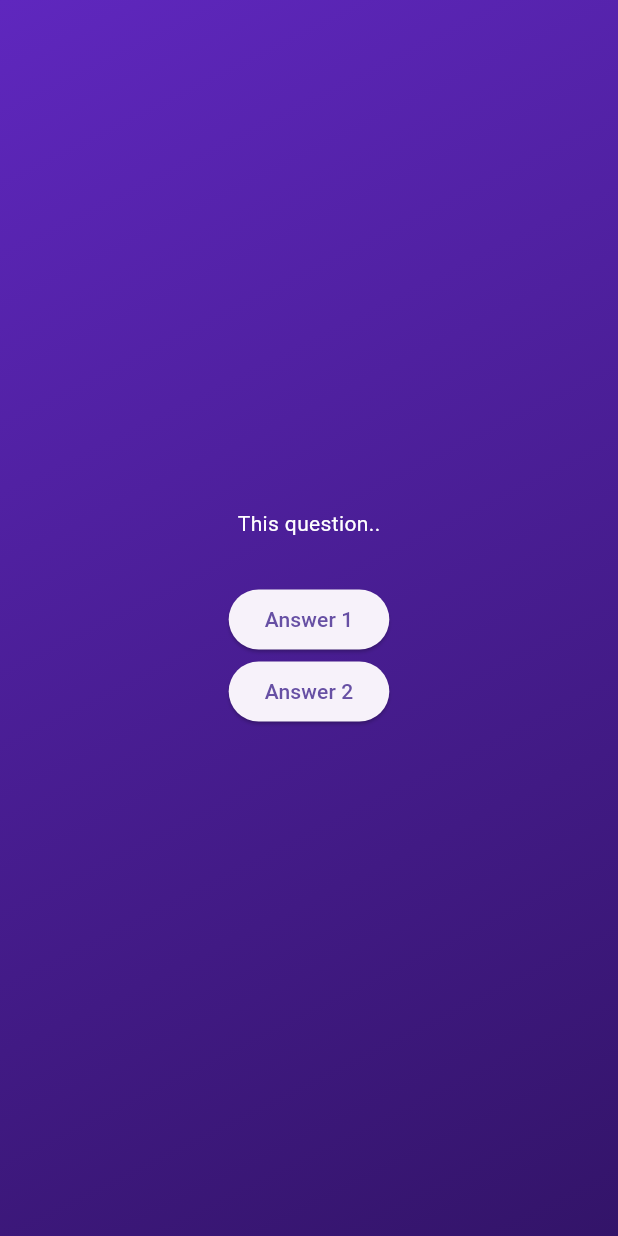
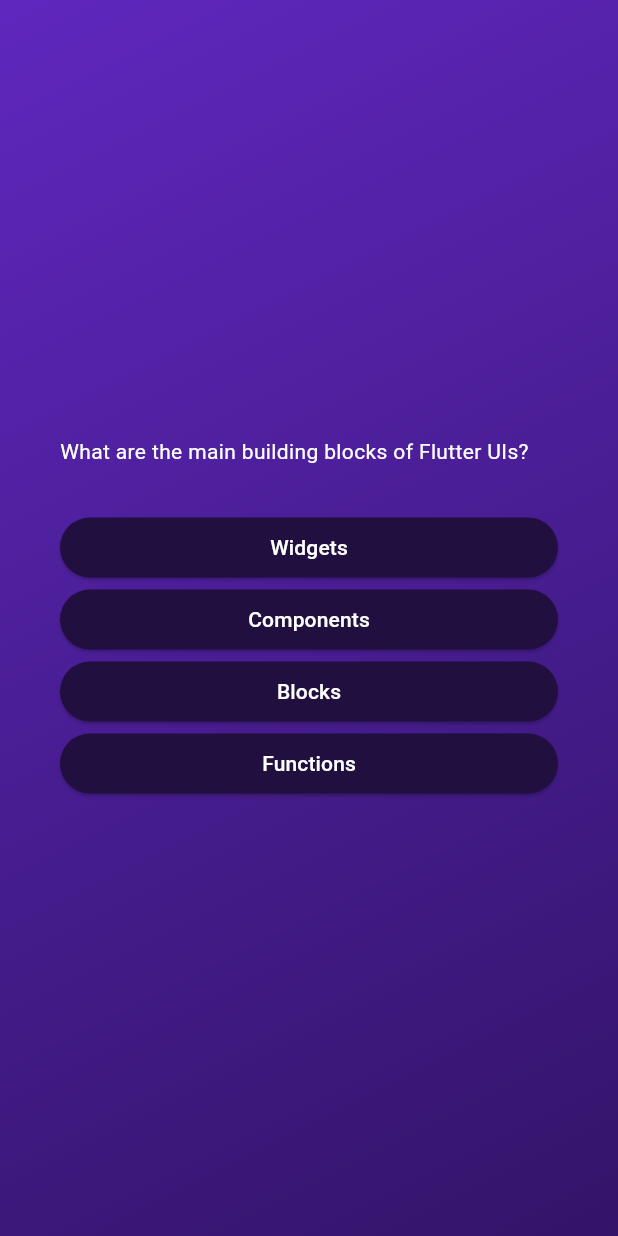
Before and after one commit to MaheshChityal/BasicFlutterApps, a Flutter app: the screen it shows after launch, after a tap on "Start Quiz", on a phone screen of 412 x 824 dp. Run offline on Flutter 3.47's test engine with Material 3 defaults, Android fonts, the phone set to English and light mode, and no system bars.

Commit message:
dynamic buttons added

```diff
--- /dev/null
+++ b/quizz_app/lib/widgets/answer_button.dart
@@ -0,0 +1,24 @@
+import 'package:flutter/material.dart';
+
+class AnswerButton extends StatelessWidget {
+   AnswerButton( {super.key, required this.answerText,required this.onTap,});
+
+  final answerText;
+  void Function() onTap;
+
+  @override
+  Widget build(BuildContext context) {
+    return ElevatedButton(
+      onPressed: onTap,
+      style: ElevatedButton.styleFrom(
+        padding: EdgeInsets.symmetric(horizontal: 40,vertical: 10),
+        backgroundColor: Color.fromARGB(255, 32, 15, 63),
+        foregroundColor: Colors.white,
+
+      ),
+      child: Text(answerText),
+
+    );
+
+  }
+}
--- a/quizz_app/lib/widgets/questions_screen.dart
+++ b/quizz_app/lib/widgets/questions_screen.dart
@@ -1,4 +1,6 @@
 import 'package:flutter/material.dart';
+import 'package:quizz_app/widgets/answer_button.dart';
+import 'package:quizz_app/data/questions.dart';
 
 class QuestionsScreen extends StatefulWidget {
   const QuestionsScreen({super.key});
@@ -10,29 +12,33 @@ class QuestionsScreen extends StatefulWidget {
 class _QuestionsScreenState extends State<QuestionsScreen> {
   @override
   Widget build(BuildContext context) {
+    final currentQuestion = questions[0];
+
     return SizedBox(
       width: double.infinity,
+      child: Container(
+        margin: EdgeInsets.all(40),
         child: Column(
           mainAxisAlignment: MainAxisAlignment.center,
+          crossAxisAlignment: CrossAxisAlignment.stretch,
           children: [
-          const Text(
-            'This question..',
-            style: TextStyle(
+            Text(
+              currentQuestion.text,
+              style: const TextStyle(
                 color: Colors.white,
               ),
             ),
-          const SizedBox(
-            height: 30,
-          ),
-          ElevatedButton(
-            onPressed: () {},
-            child: const Text('Answer 1'),
-          ),
-          ElevatedButton(
-            onPressed: () {},
-            child: const Text('Answer 2'),
+            SizedBox(height: 30),
+            ...currentQuestion.answers.map(
+              (answer) {
+                return AnswerButton(
+                  answerText: answer,
+                  onTap: () {},
+                );
+              },
             ),
           ],
+        ),
       ),
     );
   }
```
Lines whose indentation alone changed are shown as unchanged.
